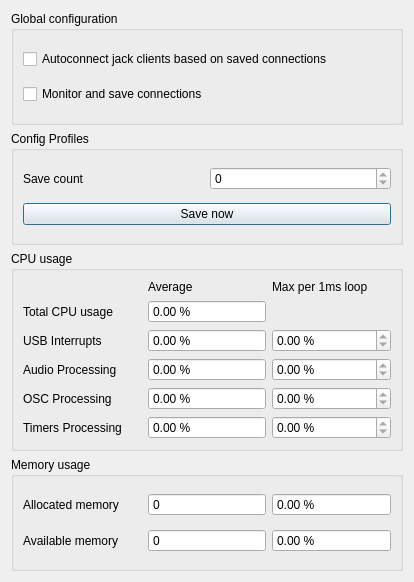
The window that damc_gui/GlobalConfigDialog.ui (amurzeau/damc) describes before a commit, drawn with Qt 5.
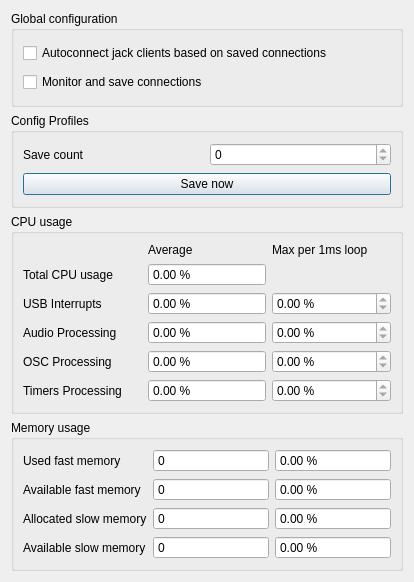
The same window after the commit.

Commit message: damc_gui: show slow and fast memory usage

```diff
--- a/damc_gui/GlobalConfigDialog.ui
+++ b/damc_gui/GlobalConfigDialog.ui
@@ -275,10 +275,98 @@
       <string>Memory usage</string>
      </property>
      <layout class="QGridLayout" name="gridLayout_2">
+      <item row="2" column="0">
+       <widget class="QLabel" name="allocatedSlowMemoryLabel">
+        <property name="toolTip">
+         <string>Slow memory used for non-realtime processing</string>
+        </property>
+        <property name="text">
+         <string>Allocated slow memory</string>
+        </property>
+       </widget>
+      </item>
+      <item row="3" column="0">
+       <widget class="QLabel" name="availableSlowMemoryLabel">
+        <property name="toolTip">
+         <string>Slow memory available for non-realtime processing</string>
+        </property>
+        <property name="text">
+         <string>Available slow memory</string>
+        </property>
+       </widget>
+      </item>
+      <item row="2" column="2">
+       <widget class="QDoubleSpinBox" name="allocatedSlowMemoryPercentSpinBox">
+        <property name="readOnly">
+         <bool>true</bool>
+        </property>
+        <property name="buttonSymbols">
+         <enum>QAbstractSpinBox::NoButtons</enum>
+        </property>
+        <property name="suffix">
+         <string> %</string>
+        </property>
+        <property name="maximum">
+         <double>100.000000000000000</double>
+        </property>
+       </widget>
+      </item>
+      <item row="3" column="2">
+       <widget class="QDoubleSpinBox" name="availableSlowMemoryPercentSpinBox">
+        <property name="readOnly">
+         <bool>true</bool>
+        </property>
+        <property name="buttonSymbols">
+         <enum>QAbstractSpinBox::NoButtons</enum>
+        </property>
+        <property name="suffix">
+         <string> %</string>
+        </property>
+        <property name="maximum">
+         <double>100.000000000000000</double>
+        </property>
+       </widget>
+      </item>
+      <item row="3" column="1">
+       <widget class="QSpinBox" name="availableSlowMemorySpinBox">
+        <property name="readOnly">
+         <bool>true</bool>
+        </property>
+        <property name="buttonSymbols">
+         <enum>QAbstractSpinBox::NoButtons</enum>
+        </property>
+        <property name="maximum">
+         <number>9999999</number>
+        </property>
+       </widget>
+      </item>
       <item row="0" column="0">
        <widget class="QLabel" name="allocatedMemoryLabel">
         <property name="text">
-         <string>Allocated memory</string>
+         <string>Used fast memory</string>
+        </property>
+       </widget>
+      </item>
+      <item row="2" column="1">
+       <widget class="QSpinBox" name="allocatedSlowMemorySpinBox">
+        <property name="readOnly">
+         <bool>true</bool>
+        </property>
+        <property name="buttonSymbols">
+         <enum>QAbstractSpinBox::NoButtons</enum>
+        </property>
+        <property name="maximum">
+         <number>9999999</number>
+        </property>
+       </widget>
+      </item>
+      <item row="1" column="0">
+       <widget class="QLabel" name="availableFastMemoryLabel">
+        <property name="toolTip">
+         <string>Fast memory available for realtime processing</string>
+        </property>
+        <property name="text">
+         <string>Available fast memory</string>
         </property>
        </widget>
       </item>
@@ -308,13 +396,6 @@
         </property>
        </widget>
       </item>
-      <item row="1" column="0">
-       <widget class="QLabel" name="availableMemoryLabel">
-        <property name="text">
-         <string>Available memory</string>
-        </property>
-       </widget>
-      </item>
       <item row="0" column="2">
        <widget class="QDoubleSpinBox" name="allocatedMemoryPercentSpinBox">
         <property name="readOnly">
```
Left out of the diff: 13 changed lines with no effect on the pictures. The commit also changes 2 other files.
